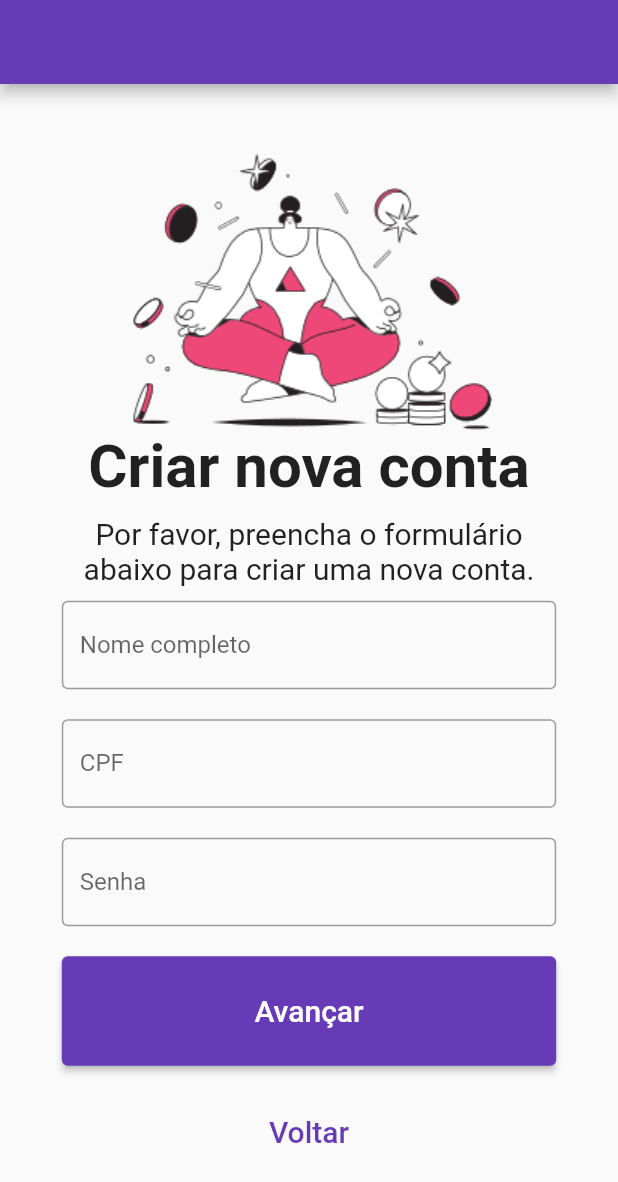
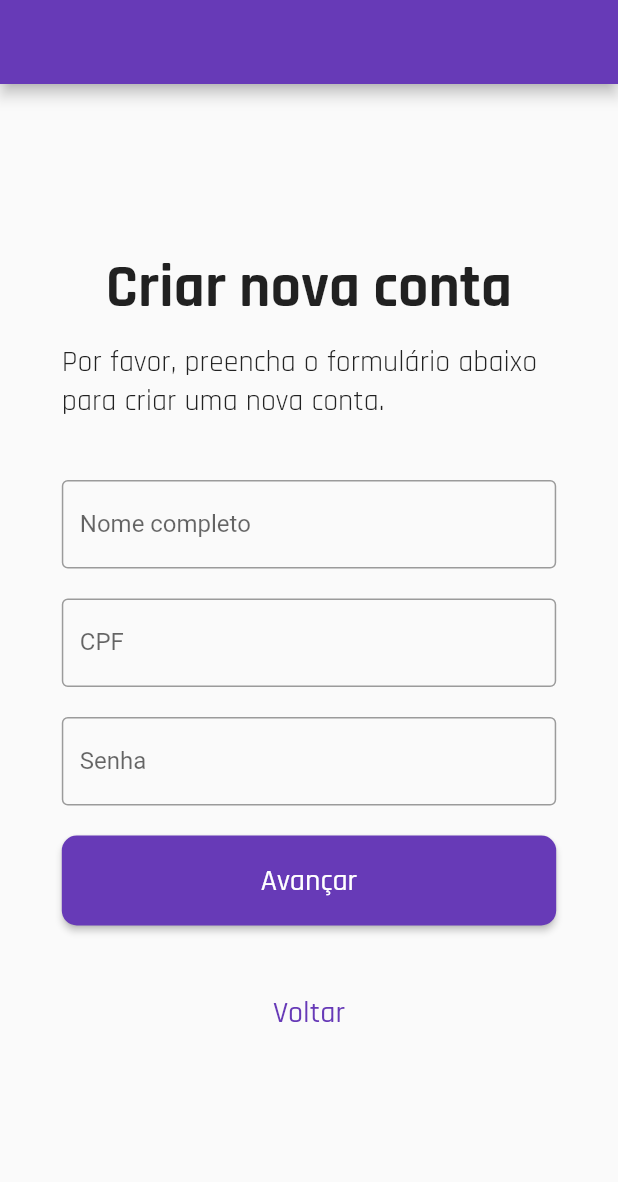
Before and after one commit to mechztcc/digibank, a Flutter app: the screen it shows after launch, after a tap on "Sou novo por aqui", on a phone screen of 412 x 824 dp. Shown: the top 1182 px of the screen. Run offline on Flutter 3.47's test engine with Material 2 defaults, Android fonts, the phone set to English and light mode, and no system bars; drawn by our look-alikes of flutter_animate; our stand-ins replace dio, flutter_modular, google_fonts; missing offline and left inert: dart:ffi, validatorless.

Commit message:
feat: added google fonts to project

```diff
--- a/lib/app/modules/auth/pages/create-account_page.dart
+++ b/lib/app/modules/auth/pages/create-account_page.dart
@@ -5,6 +5,7 @@ import 'package:digibank/app/modules/auth/services/auth_service.dart';
 import 'package:flutter/material.dart';
 import 'package:flutter_animate/flutter_animate.dart';
 import 'package:flutter_modular/flutter_modular.dart';
+import 'package:google_fonts/google_fonts.dart';
 import 'package:validatorless/validatorless.dart';
 
 class CreateAccountPage extends StatefulWidget {
@@ -77,20 +78,21 @@ class CreateAccountPageState extends State<CreateAccountPage> {
               child: Column(
                 mainAxisAlignment: MainAxisAlignment.center,
                 children: [
-                  const Image(
-                    image: AssetImage('assets/images/create-account.png'),
-                  ),
-                  const Text(
+                  Text(
                     'Criar nova conta',
-                    style: TextStyle(fontSize: 40, fontWeight: FontWeight.bold),
+                    style: GoogleFonts.rajdhani(
+                        fontSize: 40, fontWeight: FontWeight.bold),
                   ),
                   Container(
                     margin: const EdgeInsets.symmetric(vertical: 10),
-                    child: const Text(
+                    child: Text(
                       'Por favor, preencha o formulário abaixo para criar uma nova conta.',
-                      style: TextStyle(fontSize: 20),
-                      textAlign: TextAlign.center,
+                      style: GoogleFonts.rajdhani(fontSize: 20),
+                      textAlign: TextAlign.start,
                     ),
+                  ),
+                  const SizedBox(
+                    height: 30,
                   ),
                   TextFormField(
                     onChanged: (value) {},
@@ -141,12 +143,12 @@ class CreateAccountPageState extends State<CreateAccountPage> {
                   const SizedBox(
                     height: 20,
                   ),
-                  ElevatedButton(
-                    style: ButtonStyle(
-                      padding: MaterialStateProperty.all<EdgeInsets>(
-                        const EdgeInsets.symmetric(
-                          vertical: 25,
-                        ),
+                  SizedBox(
+                    height: 60,
+                    child: ElevatedButton(
+                      style: ElevatedButton.styleFrom(
+                        shape: RoundedRectangleBorder(
+                          borderRadius: BorderRadius.circular(10),
                         ),
                       ),
                       onPressed: () {
@@ -154,14 +156,15 @@ class CreateAccountPageState extends State<CreateAccountPage> {
                       },
                       child: Row(
                         mainAxisAlignment: MainAxisAlignment.center,
-                      children: const [
+                        children: [
                           Text(
                             'Avançar',
-                          style: TextStyle(
+                            style: GoogleFonts.rajdhani(
                               fontSize: 20,
                             ),
                           ),
                         ],
+                      ),
                     ),
                   ),
                   const SizedBox(
@@ -171,16 +174,17 @@ class CreateAccountPageState extends State<CreateAccountPage> {
                     onPressed: () {
                       Modular.to.navigate('/');
                     },
-                    child: Row(
-                      mainAxisAlignment: MainAxisAlignment.center,
-                      children: const [
-                        Text(
+                    child: SizedBox(
+                      height: 60,
+                      width: double.infinity,
+                      child: Center(
+                        child: Text(
                           'Voltar',
-                          style: TextStyle(
+                          style: GoogleFonts.rajdhani(
                             fontSize: 20,
                           ),
                         ),
-                      ],
+                      ),
                     ),
                   )
                 ],
--- a/lib/app/modules/home/pages/welcome_page.dart
+++ b/lib/app/modules/home/pages/welcome_page.dart
@@ -1,5 +1,6 @@
 import 'package:flutter/material.dart';
 import 'package:flutter_modular/flutter_modular.dart';
+import 'package:google_fonts/google_fonts.dart';
 
 class WelcomePage extends StatefulWidget {
   final String title;
@@ -11,25 +12,30 @@ class WelcomePage extends StatefulWidget {
 class WelcomePageState extends State<WelcomePage> {
   @override
   Widget build(BuildContext context) {
+    final Size size = MediaQuery.of(context).size;
+
     return Scaffold(
-      body: Padding(
-        padding: const EdgeInsets.symmetric(horizontal: 20, vertical: 20),
+      body: Center(
+        child: SizedBox(
+          width: size.width * .9,
           child: SingleChildScrollView(
             child: Column(
               crossAxisAlignment: CrossAxisAlignment.center,
               mainAxisAlignment: MainAxisAlignment.center,
               children: <Widget>[
-              const Image(image: AssetImage('assets/images/welcome.png')),
-              const Text(
+                Text(
                   'Bem vindo ao Digibank',
-                style: TextStyle(fontSize: 40, fontWeight: FontWeight.bold),
+                  style: GoogleFonts.rajdhani(
+                    fontSize: 40,
+                    fontWeight: FontWeight.bold,
+                  ),
                 ),
                 Container(
                   margin: const EdgeInsets.symmetric(vertical: 10),
-                child: const Text(
+                  child: Text(
                     'Acesse sua conta de forma segura e prática para desfrutar dos nossos serviços financeiros.',
-                  style: TextStyle(fontSize: 20),
-                  textAlign: TextAlign.center,
+                    style: GoogleFonts.rajdhani(fontSize: 20),
+                    textAlign: TextAlign.start,
                   ),
                 ),
                 Container(
@@ -37,14 +43,12 @@ class WelcomePageState extends State<WelcomePage> {
                     child: Column(
                       children: [
                         SizedBox(
-                        height: 50,
+                          height: 60,
                           width: double.infinity,
                           child: ElevatedButton(
-                          style: ButtonStyle(
-                            padding: MaterialStateProperty.all<EdgeInsets>(
-                              const EdgeInsets.symmetric(
-                                vertical: 15,
-                              ),
+                            style: ElevatedButton.styleFrom(
+                              shape: RoundedRectangleBorder(
+                                borderRadius: BorderRadius.circular(10),
                               ),
                             ),
                             onPressed: () {
@@ -52,11 +56,12 @@ class WelcomePageState extends State<WelcomePage> {
                             },
                             child: SingleChildScrollView(
                               child: Column(
-                              mainAxisAlignment: MainAxisAlignment.spaceEvenly,
-                              children: const [
+                                mainAxisAlignment:
+                                    MainAxisAlignment.spaceEvenly,
+                                children: [
                                   Text(
                                     'Sou novo por aqui',
-                                  style: TextStyle(
+                                    style: GoogleFonts.rajdhani(
                                       fontSize: 20,
                                     ),
                                   ),
@@ -66,17 +71,15 @@ class WelcomePageState extends State<WelcomePage> {
                           ),
                         ),
                         const SizedBox(
-                        height: 10,
+                          height: 20,
                         ),
                         SizedBox(
-                        height: 50,
+                          height: 60,
                           width: double.infinity,
                           child: ElevatedButton(
-                          style: ButtonStyle(
-                            padding: MaterialStateProperty.all<EdgeInsets>(
-                              const EdgeInsets.symmetric(
-                                vertical: 15,
-                              ),
+                            style: ElevatedButton.styleFrom(
+                              shape: RoundedRectangleBorder(
+                                borderRadius: BorderRadius.circular(10),
                               ),
                             ),
                             onPressed: () {
@@ -84,11 +87,12 @@ class WelcomePageState extends State<WelcomePage> {
                             },
                             child: SingleChildScrollView(
                               child: Column(
-                              mainAxisAlignment: MainAxisAlignment.spaceEvenly,
-                              children: const [
+                                mainAxisAlignment:
+                                    MainAxisAlignment.spaceEvenly,
+                                children: [
                                   Text(
                                     'Acessar minha conta',
-                                  style: TextStyle(
+                                    style: GoogleFonts.rajdhani(
                                       fontSize: 20,
                                     ),
                                   ),
@@ -103,6 +107,7 @@ class WelcomePageState extends State<WelcomePage> {
             ),
           ),
         ),
+      ),
     );
   }
 }
--- a/pubspec.yaml
+++ b/pubspec.yaml
@@ -33,6 +33,7 @@ dependencies:
   dio: ^5.1.2
   validatorless: 1.2.3
   flutter_animate: ^4.1.1+1
+  google_fonts: 4.0.4
 
   # The following adds the Cupertino Icons font to your application.
   # Use with the CupertinoIcons class for iOS style icons.
```
Also changed, not shown: pubspec.lock, 1 other file. Lines whose indentation alone changed are shown as unchanged.
